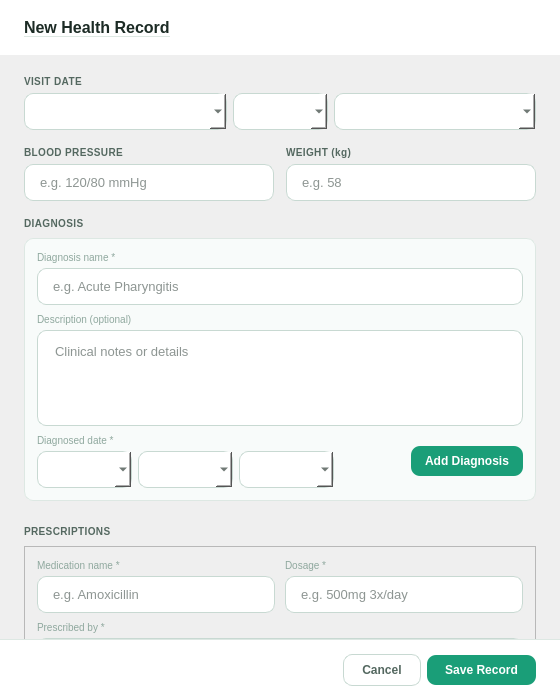
Before: the Qt Designer form src/ui/dialog_add_record.ui in shasheenahdeeneillelumasag/CCC151---Group-Project, drawn with Qt 5.
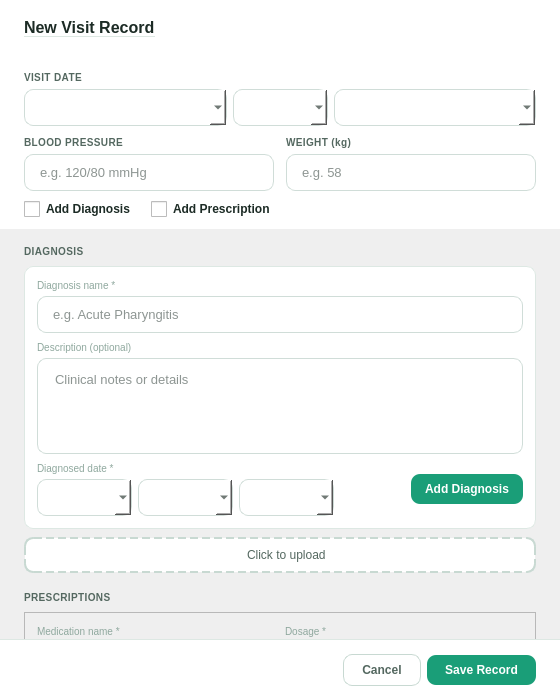
After: the same form once the commit is applied. Icons and pictures are not drawn.

Commit message: redesign visit record dialog, fix documents page count

Diff of the .ui file:
```diff
--- a/src/ui/dialog_add_record.ui
+++ b/src/ui/dialog_add_record.ui
@@ -11,21 +11,26 @@
    </rect>
   </property>
   <property name="windowTitle">
-   <string>New Health Record</string>
+   <string>New Visit Record</string>
   </property>
   <property name="styleSheet">
    <string>
     QDialog { background: #FFFFFF; font-family: "Segoe UI", sans-serif; }
     QLabel { background: transparent; color: #1C2B25; }
     QLineEdit, QComboBox, QTextEdit, QDateEdit {
-     border: 1px solid #C8D9D2; border-radius: 9px;
+     border: 1px solid #D0DDD8; border-radius: 9px;
      padding: 9px 13px; font-size: 13px; color: #1C2B25; background: #FFFFFF;
     }
     QLineEdit:focus, QTextEdit:focus, QDateEdit:focus { border-color: #1A9E78; }
-    QFrame#uploadZone { border: 2px dashed #C8D9D2; border-radius: 9px; background: #F8FBFA; }
-    QFrame#uploadZone:hover { border-color: #1A9E78; background: #E3F5EE; }
-    QFrame#subFormBox { border: 1px solid #DDE8E3; border-radius: 9px; background: #F8FBFA; }
+    QFrame#uploadZoneDiag, QFrame#uploadZoneRx {
+     border: 2px dashed #C8D9D2; border-radius: 9px; background: #FFFFFF;
+    }
+    QFrame#uploadZoneDiag:hover, QFrame#uploadZoneRx:hover {
+     border-color: #1A9E78; background: #F2FCF8;
+    }
+    QFrame#subFormBox { border: 1px solid #DDE8E3; border-radius: 9px; background: #FFFFFF; }
     QFrame#entryListContainer { background: transparent; border: none; }
+    QFrame#diagContainer, QFrame#rxContainer { background: transparent; border: none; }
    </string>
   </property>
 
@@ -35,6 +40,8 @@
    <property name="topMargin"><number>0</number></property>
    <property name="rightMargin"><number>0</number></property>
    <property name="bottomMargin"><number>0</number></property>
+
+   <!-- Header -->
    <item>
     <widget class="QFrame" name="dialogHead">
      <property name="styleSheet"><string>QFrame { border-bottom: 1px solid #DDE8E3; }</string></property>
@@ -46,7 +53,7 @@
       <item>
        <widget class="QLabel" name="label">
         <property name="styleSheet"><string>QLabel { font-size: 16px; font-weight: bold; color: #1C2B25; }</string></property>
-        <property name="text"><string>New Health Record</string></property>
+        <property name="text"><string>New Visit Record</string></property>
        </widget>
       </item>
       <item>
@@ -55,23 +62,20 @@
         <property name="sizeHint" stdset="0"><size><width>0</width><height>0</height></size></property>
        </spacer>
       </item>
-
      </layout>
     </widget>
    </item>
+
+   <!-- Fixed top section: vitals + checkboxes -->
    <item>
-    <widget class="QScrollArea" name="bodyScroll">
-      <property name="frameShape"><enum>QFrame::Shape::NoFrame</enum></property>
-      <property name="widgetResizable"><bool>true</bool></property>
-      <property name="horizontalScrollBarPolicy"><enum>Qt::ScrollBarAlwaysOff</enum></property>
-      <property name="verticalScrollBarPolicy"><enum>Qt::ScrollBarAlwaysOff</enum></property>
-     <widget class="QWidget" name="bodyContent">
+    <widget class="QFrame" name="topFixedFrame">
+     <property name="styleSheet"><string>QFrame { background: #FFFFFF; }</string></property>
       <layout class="QVBoxLayout">
-       <property name="spacing"><number>16</number></property>
+      <property name="spacing"><number>10</number></property>
        <property name="leftMargin"><number>24</number></property>
-       <property name="topMargin"><number>20</number></property>
+      <property name="topMargin"><number>16</number></property>
        <property name="rightMargin"><number>24</number></property>
-       <property name="bottomMargin"><number>20</number></property>
+      <property name="bottomMargin"><number>12</number></property>
        <item>
         <layout class="QVBoxLayout">
          <property name="spacing"><number>5</number></property>
@@ -93,7 +97,6 @@
        <item>
         <layout class="QHBoxLayout">
          <property name="spacing"><number>12</number></property>
-
          <item>
           <layout class="QVBoxLayout">
            <property name="spacing"><number>5</number></property>
@@ -110,7 +113,6 @@
            </item>
           </layout>
          </item>
-
          <item>
           <layout class="QVBoxLayout">
            <property name="spacing"><number>5</number></property>
@@ -127,13 +129,69 @@
            </item>
           </layout>
          </item>
+       </layout>
+      </item>
 
-        </layout>
-       </item>
+      <!-- Checkboxes always visible at top -->
+      <item>
+       <layout class="QHBoxLayout">
+        <property name="spacing"><number>20</number></property>
+        <item>
+         <widget class="QCheckBox" name="chkShowDiagnosis">
+          <property name="text"><string>Add Diagnosis</string></property>
+          <property name="styleSheet"><string>QCheckBox { font-size: 12px; font-weight: 600; color: #1C2B25; spacing: 6px; } QCheckBox::indicator { width: 16px; height: 16px; }</string></property>
+         </widget>
+        </item>
+        <item>
+         <widget class="QCheckBox" name="chkShowPrescription">
+          <property name="text"><string>Add Prescription</string></property>
+          <property name="styleSheet"><string>QCheckBox { font-size: 12px; font-weight: 600; color: #1C2B25; spacing: 6px; } QCheckBox::indicator { width: 16px; height: 16px; }</string></property>
+         </widget>
+        </item>
+        <item>
+         <spacer>
+          <property name="orientation"><enum>Qt::Horizontal</enum></property>
+          <property name="sizeHint" stdset="0"><size><width>0</width><height>0</height></size></property>
+         </spacer>
+        </item>
+       </layout>
+      </item>
+     </layout>
+    </widget>
+   </item>
+
+   <!-- Separator -->
        <item>
+    <widget class="QFrame" name="separator">
+     <property name="fixedHeight"><number>1</number></property>
+     <property name="styleSheet"><string>QFrame { background: #DDE8E3; }</string></property>
+    </widget>
+   </item>
+
+   <!-- Scrollable content: diagnosis / prescription sections -->
+   <item>
+    <widget class="QScrollArea" name="bodyScroll">
+     <property name="frameShape"><enum>QFrame::Shape::NoFrame</enum></property>
+     <property name="widgetResizable"><bool>true</bool></property>
+     <property name="horizontalScrollBarPolicy"><enum>Qt::ScrollBarAlwaysOff</enum></property>
+     <property name="verticalScrollBarPolicy"><enum>Qt::ScrollBarAlwaysOff</enum></property>
+     <widget class="QWidget" name="bodyContent">
+      <layout class="QVBoxLayout">
+       <property name="spacing"><number>10</number></property>
+       <property name="leftMargin"><number>24</number></property>
+       <property name="topMargin"><number>16</number></property>
+       <property name="rightMargin"><number>24</number></property>
+       <property name="bottomMargin"><number>16</number></property>
+
+       <item>
+        <widget class="QFrame" name="diagContainer">
+         <property name="visible"><bool>false</bool></property>
         <layout class="QVBoxLayout">
          <property name="spacing"><number>8</number></property>
-
+          <property name="leftMargin"><number>0</number></property>
+          <property name="topMargin"><number>0</number></property>
+          <property name="rightMargin"><number>0</number></property>
+          <property name="bottomMargin"><number>0</number></property>
          <item>
           <widget class="QLabel">
            <property name="styleSheet"><string>QLabel { font-size: 10px; font-weight: bold; color: #546860; letter-spacing: 0.4px; }</string></property>
@@ -141,7 +199,7 @@
           </widget>
          </item>
          <item>
-          <widget class="QFrame" name="subFormBox" objectName="subFormBox">
+           <widget class="QFrame" name="subFormBox">
            <property name="frameShape"><enum>QFrame::Shape::StyledPanel</enum></property>
            <layout class="QVBoxLayout">
             <property name="spacing"><number>8</number></property>
@@ -218,12 +276,51 @@
               </item>
              </layout>
             </item>
-
            </layout>
           </widget>
          </item>
          <item>
-          <widget class="QFrame" name="entryListContainer" objectName="entryListContainer">
+           <widget class="QFrame" name="uploadZoneDiag">
+            <property name="cursor"><cursorShape>PointingHandCursor</cursorShape></property>
+            <property name="minimumHeight"><number>60</number></property>
+            <layout class="QVBoxLayout">
+             <property name="spacing"><number>4</number></property>
+             <item>
+              <layout class="QHBoxLayout">
+               <property name="spacing"><number>6</number></property>
+               <item>
+                <spacer>
+                 <property name="orientation"><enum>Qt::Horizontal</enum></property>
+                 <property name="sizeHint" stdset="0"><size><width>0</width><height>0</height></size></property>
+                </spacer>
+               </item>
+               <item>
+                <widget class="QLabel" name="lblUploadIconDiag">
+                 <property name="styleSheet"><string>QLabel { color: #1A9E78; }</string></property>
+                 <property name="pixmap"><pixmap><normaloff>../assets/ic_upload.svg</normaloff>../assets/ic_upload.svg</pixmap></property>
+                 <property name="scaledContents"><bool>true</bool></property>
+                 <property name="fixedSize"><size><width>20</width><height>20</height></size></property>
+                </widget>
+               </item>
+               <item>
+                <widget class="QLabel" name="lblUploadHintDiag">
+                 <property name="styleSheet"><string>QLabel { font-size: 12px; color: #546860; }</string></property>
+                 <property name="text"><string>Click to upload</string></property>
+                </widget>
+               </item>
+               <item>
+                <spacer>
+                 <property name="orientation"><enum>Qt::Horizontal</enum></property>
+                 <property name="sizeHint" stdset="0"><size><width>0</width><height>0</height></size></property>
+                </spacer>
+               </item>
+              </layout>
+             </item>
+            </layout>
+           </widget>
+          </item>
+          <item>
+           <widget class="QFrame" name="entryListContainer">
            <property name="frameShape"><enum>QFrame::Shape::NoFrame</enum></property>
            <layout class="QVBoxLayout" name="diagnosisEntriesLayout">
             <property name="spacing"><number>6</number></property>
@@ -234,13 +331,19 @@
            </layout>
           </widget>
          </item>
-
-        </layout>
+         </layout>
+        </widget>
        </item>
+
        <item>
+        <widget class="QFrame" name="rxContainer">
+         <property name="visible"><bool>false</bool></property>
         <layout class="QVBoxLayout">
          <property name="spacing"><number>8</number></property>
-
+          <property name="leftMargin"><number>0</number></property>
+          <property name="topMargin"><number>0</number></property>
+          <property name="rightMargin"><number>0</number></property>
+          <property name="bottomMargin"><number>0</number></property>
          <item>
           <widget class="QLabel">
            <property name="styleSheet"><string>QLabel { font-size: 10px; font-weight: bold; color: #546860; letter-spacing: 0.4px; }</string></property>
@@ -248,7 +351,7 @@
           </widget>
          </item>
          <item>
-          <widget class="QFrame" name="rxSubFormBox" objectName="subFormBox">
+           <widget class="QFrame" name="rxSubFormBox">
            <property name="frameShape"><enum>QFrame::Shape::StyledPanel</enum></property>
            <layout class="QVBoxLayout">
             <property name="spacing"><number>8</number></property>
@@ -259,7 +362,6 @@
             <item>
              <layout class="QHBoxLayout">
               <property name="spacing"><number>10</number></property>
-
               <item>
                <layout class="QVBoxLayout">
                 <property name="spacing"><number>4</number></property>
@@ -276,7 +378,6 @@
                 </item>
                </layout>
               </item>
-
               <item>
                <layout class="QVBoxLayout">
                 <property name="spacing"><number>4</number></property>
@@ -293,7 +394,6 @@
                 </item>
                </layout>
               </item>
-
              </layout>
             </item>
             <item>
@@ -348,12 +448,51 @@
               </item>
              </layout>
             </item>
-
            </layout>
           </widget>
          </item>
          <item>
-          <widget class="QFrame" name="rxEntryListContainer" objectName="entryListContainer">
+           <widget class="QFrame" name="uploadZoneRx">
+            <property name="cursor"><cursorShape>PointingHandCursor</cursorShape></property>
+            <property name="minimumHeight"><number>60</number></property>
+            <layout class="QVBoxLayout">
+             <property name="spacing"><number>4</number></property>
+             <item>
+              <layout class="QHBoxLayout">
+               <property name="spacing"><number>6</number></property>
+               <item>
+                <spacer>
+                 <property name="orientation"><enum>Qt::Horizontal</enum></property>
+                 <property name="sizeHint" stdset="0"><size><width>0</width><height>0</height></size></property>
+                </spacer>
+               </item>
+               <item>
+                <widget class="QLabel" name="lblUploadIconRx">
+                 <property name="styleSheet"><string>QLabel { color: #1A9E78; }</string></property>
+                 <property name="pixmap"><pixmap><normaloff>../assets/ic_upload.svg</normaloff>../assets/ic_upload.svg</pixmap></property>
+                 <property name="scaledContents"><bool>true</bool></property>
+                 <property name="fixedSize"><size><width>20</width><height>20</height></size></property>
+                </widget>
+               </item>
+               <item>
+                <widget class="QLabel" name="lblUploadHintRx">
+                 <property name="styleSheet"><string>QLabel { font-size: 12px; color: #546860; }</string></property>
+                 <property name="text"><string>Click to upload</string></property>
+                </widget>
+               </item>
+               <item>
+                <spacer>
+                 <property name="orientation"><enum>Qt::Horizontal</enum></property>
+                 <property name="sizeHint" stdset="0"><size><width>0</width><height>0</height></size></property>
+                </spacer>
+               </item>
+              </layout>
+             </item>
+            </layout>
+           </widget>
+          </item>
+          <item>
+           <widget class="QFrame" name="rxEntryListContainer">
            <property name="frameShape"><enum>QFrame::Shape::NoFrame</enum></property>
            <layout class="QVBoxLayout" name="rxEntriesLayout">
             <property name="spacing"><number>6</number></property>
@@ -364,62 +503,16 @@
            </layout>
           </widget>
          </item>
-
-        </layout>
-       </item>
-       <item>
-        <layout class="QVBoxLayout">
-         <property name="spacing"><number>6</number></property>
-         <item>
-          <widget class="QLabel">
-           <property name="styleSheet"><string>QLabel { font-size: 10px; font-weight: bold; color: #546860; letter-spacing: 0.4px; }</string></property>
-           <property name="text"><string>ATTACH DOCUMENTS</string></property>
-          </widget>
-         </item>
-         <item>
-          <widget class="QFrame" name="uploadZone">
-           <property name="cursor"><cursorShape>PointingHandCursor</cursorShape></property>
-           <property name="minimumHeight"><number>80</number></property>
-           <layout class="QVBoxLayout">
-            <property name="spacing"><number>5</number></property>
-            <item>
-             <widget class="QLabel" name="lblUploadIcon">
-              <property name="styleSheet"><string>QLabel { color: #1A9E78; }</string></property>
-              <property name="pixmap"><pixmap><normaloff>../assets/ic_upload.svg</normaloff>../assets/ic_upload.svg</pixmap></property>
-              <property name="scaledContents"><bool>true</bool></property>
-              <property name="alignment"><set>Qt::AlignmentFlag::AlignCenter</set></property>
-             </widget>
-            </item>
-            <item>
-             <widget class="QLabel" name="lblUploadHint">
-              <property name="styleSheet"><string>QLabel { font-size: 12px; color: #546860; }</string></property>
-              <property name="text"><string>Click to upload â€” images, PDFs, or any file</string></property>
-              <property name="alignment"><set>Qt::AlignmentFlag::AlignCenter</set></property>
-             </widget>
-            </item>
-           </layout>
-          </widget>
-         </item>
-         <item>
-          <widget class="QFrame" name="uploadedFilesContainer" objectName="entryListContainer">
-           <property name="frameShape"><enum>QFrame::Shape::NoFrame</enum></property>
-           <layout class="QVBoxLayout" name="uploadedFilesLayout">
-            <property name="spacing"><number>4</number></property>
-            <property name="leftMargin"><number>0</number></property>
-            <property name="topMargin"><number>0</number></property>
-            <property name="rightMargin"><number>0</number></property>
-            <property name="bottomMargin"><number>0</number></property>
-           </layout>
-          </widget>
-         </item>
+         </layout>
+        </widget>
+       </item>
 
         </layout>
-       </item>
-
-      </layout>
      </widget>
     </widget>
    </item>
+
+   <!-- Footer -->
    <item>
     <widget class="QFrame" name="dialogFoot">
      <property name="styleSheet"><string>QFrame { border-top: 1px solid #DDE8E3; }</string></property>
```
Lines whose indentation alone changed are shown as unchanged. The commit also changes 5 other files.
